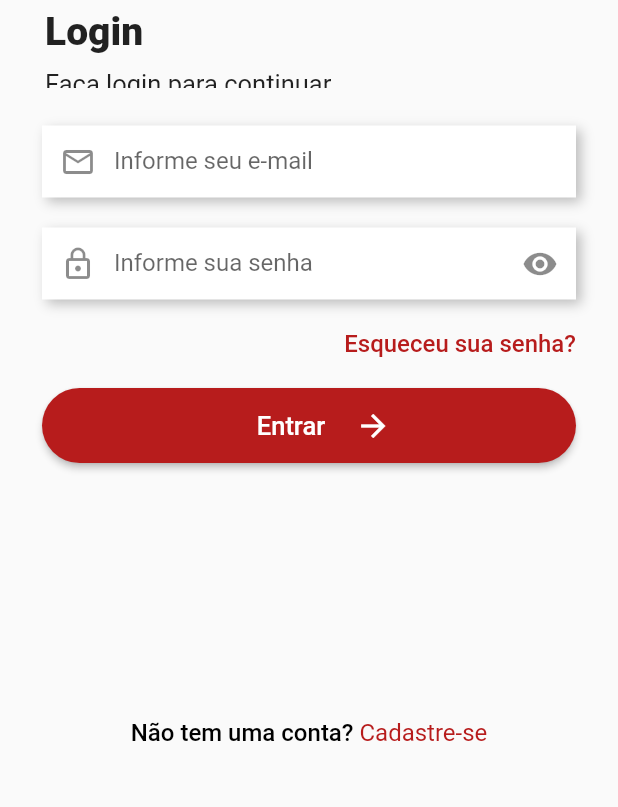
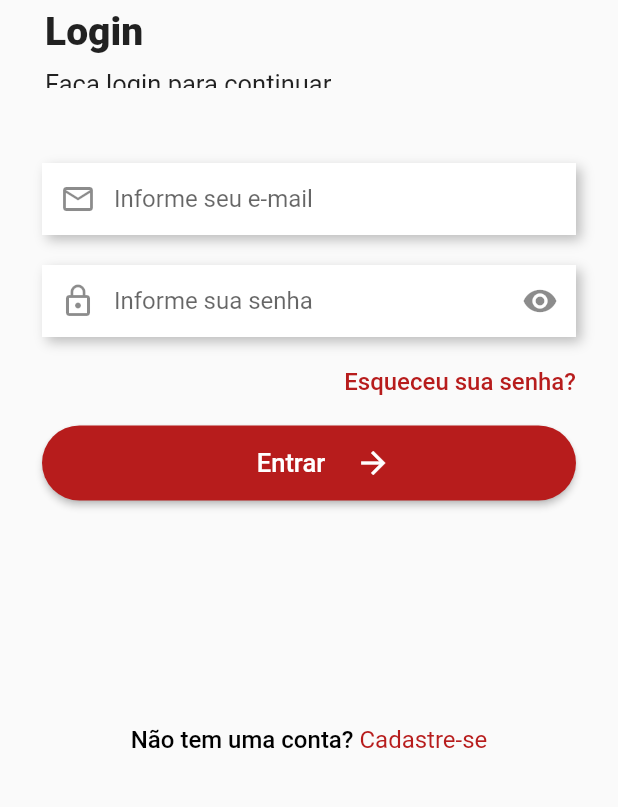
Before and after one commit to julianopimentel/kirk-flutter, a Flutter app: the LoginPage screen opened directly, on a phone screen of 412 x 824 dp, the part 362-1169 px from its top. Run offline on Flutter 3.47's test engine with Material 2 defaults, Android fonts, the phone set to English and light mode, and no system bars; our stand-ins replace dio, firebase_core, firebase_messaging, flutter_local_notifications, flutter_svg, image_picker and 4 more; missing offline and left inert: jwt_decode; accounts and stored records are empty; network calls fail.

Commit message:
Remoção de pacotes não usados e alteração para o import correto

```diff
--- a/lib/provider/account_provider.dart
+++ b/lib/provider/account_provider.dart
@@ -186,7 +186,7 @@
     }
   }
 
-  Future<void> refreshTokenConsulta(context) async {
+  Future<void> refreshTokenConsulta(BuildContext context) async {
     // Obtenha o refreshToken do SharedPreferences
     String? refreshToken = _preferences.getString(AppConstant.keyRefreshToken);
     String? token = _preferences.getString(AppConstant.keyToken);
@@ -212,7 +212,7 @@
         logout();
         //ir para a tela de login
         Navigator.pushAndRemoveUntil(
-          context as BuildContext,
+          context,
           MaterialPageRoute(
             builder: (BuildContext context) {
               return const LoginPage();
@@ -226,7 +226,7 @@
     } catch (error) {
       NotificationUtils.showError(context, 'Verifique sua conexão de internet!');
       Navigator.pushAndRemoveUntil(
-        context as BuildContext,
+        context,
         MaterialPageRoute(
           builder: (BuildContext context) {
             return const LoginPage();
--- a/lib/service/dio_service.dart
+++ b/lib/service/dio_service.dart
@@ -1,7 +1,8 @@
-import 'package:KirkDigital/service/token_interceptor.dart';
+
 import 'package:dio/dio.dart';
 
 import '../common/app_constant.dart';
+import '/service/token_interceptor.dart';
 
 class DioService {
   static Dio? _dioInstance;
--- a/lib/ui/auth/login.dart
+++ b/lib/ui/auth/login.dart
@@ -77,7 +77,7 @@
                 crossAxisAlignment: CrossAxisAlignment.end,
                 children: [
                   const SizedBox(
-                    height: 25,
+                    height: 50,
                   ),
                   _buildEmail(),
                   const SizedBox(
@@ -103,7 +103,7 @@
                       _login(); // Ação a ser executada ao clicar no botão
                     },
                     style: ElevatedButton.styleFrom(
-                      primary: themeProvider.currentTheme.primaryColor,
+                      backgroundColor: themeProvider.currentTheme.primaryColor,
                       shape: RoundedRectangleBorder(
                         borderRadius: BorderRadius.circular(30),
                       ),
@@ -138,7 +138,7 @@
                     height: 20,
                   ),
                   const SizedBox(
-                    height: 150,
+                    height: 130,
                   ),
                   Column(
                     mainAxisAlignment: MainAxisAlignment.end,
--- a/lib/ui/screens/onboarding_screen.dart
+++ b/lib/ui/screens/onboarding_screen.dart
@@ -1,11 +1,11 @@
-import 'package:KirkDigital/ui/auth/login.dart';
 import 'package:flutter/material.dart';
 import 'package:flutter/services.dart';
-import 'package:KirkDigital/utils/styles/styles.dart';
 import 'package:flutter_svg/svg.dart';
 import 'package:provider/provider.dart';
 
 import '../../service/theme/theme_provider.dart';
+import '../../utils/styles/styles.dart';
+import '../auth/login.dart';
 
 class OnboardingScreen extends StatefulWidget {
   const OnboardingScreen({super.key});
--- a/lib/ui/screens/splash_page.dart
+++ b/lib/ui/screens/splash_page.dart
@@ -38,14 +38,14 @@
     await themeProvider.refreshSkinApi();
 
     // Navegue para a próxima tela com base no estado do token
-    if (provider.token == null && provider.isFistLogin == false) {
-      Navigator.pushReplacement(context, MaterialPageRoute(builder: (_) => const LoginPage()));
+    if (provider.isFistLogin == true) {
+      Navigator.pushReplacement(context, MaterialPageRoute(builder: (_) => const OnboardingScreen()));
     } else if (provider.token != null && provider.userInstance == null) {
       Navigator.pushReplacement(context, MaterialPageRoute(builder: (_) => const ListAccountPage()));
     } else if (provider.token != null && provider.userInstance != null) {
       Navigator.pushReplacement(context, MaterialPageRoute(builder: (_) => const HomePage()));
     } else {
-      Navigator.pushReplacement(context, MaterialPageRoute(builder: (_) => const OnboardingScreen()));
+      Navigator.pushReplacement(context, MaterialPageRoute(builder: (_) => const LoginPage()));
     }
 
     // Complete o Future quando a navegação estiver concluída
--- a/pubspec.yaml
+++ b/pubspec.yaml
@@ -1,4 +1,4 @@
-name: KirkDigital
+name: kirkdigital
 description: A new Flutter project.
 
 # The following line prevents the package from being accidentally published to
```
Also changed, not shown: lib/main.dart (+8 -10 lines), lib/ui/componentes/foto_field.dart (+3 -4 lines), lib/ui/pessoa/pessoa_create_page.dart (+8 -7 lines), lib/ui/pessoa/pessoa_list_page.dart (+3 -4 lines), 1 other file.
